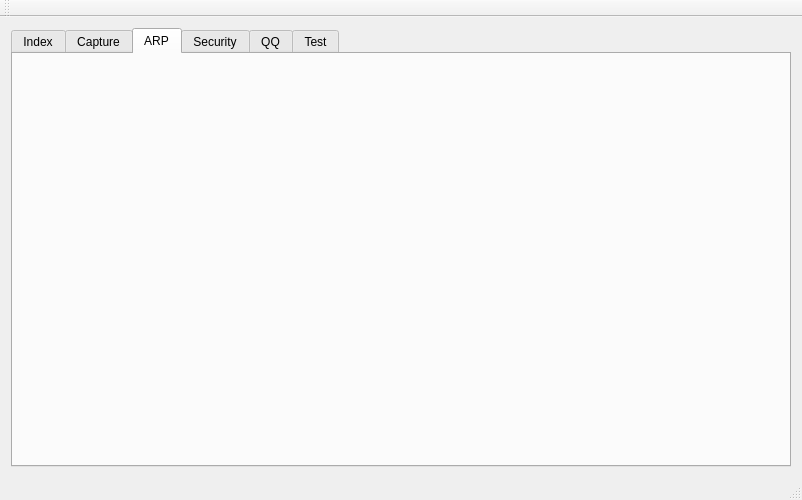
First picture: the form in mainwindow.ui, repository baidut/QSniffer, before the edit.
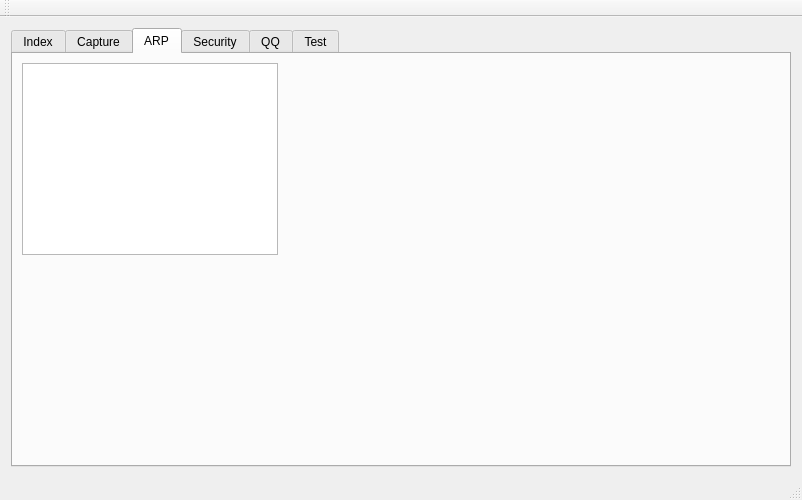
Second picture: the form after the edit. The open tabs and pages were chosen to show the change.

```diff
--- a/mainwindow.ui
+++ b/mainwindow.ui
@@ -269,6 +269,16 @@
        <attribute name="title">
         <string>ARP</string>
        </attribute>
+       <widget class="QTableWidget" name="tableWidget">
+        <property name="geometry">
+         <rect>
+          <x>9</x>
+          <y>9</y>
+          <width>256</width>
+          <height>192</height>
+         </rect>
+        </property>
+       </widget>
       </widget>
       <widget class="QWidget" name="tab_3">
        <attribute name="title">
```
Left out of the diff: 2 changed lines with no effect on the pictures.
